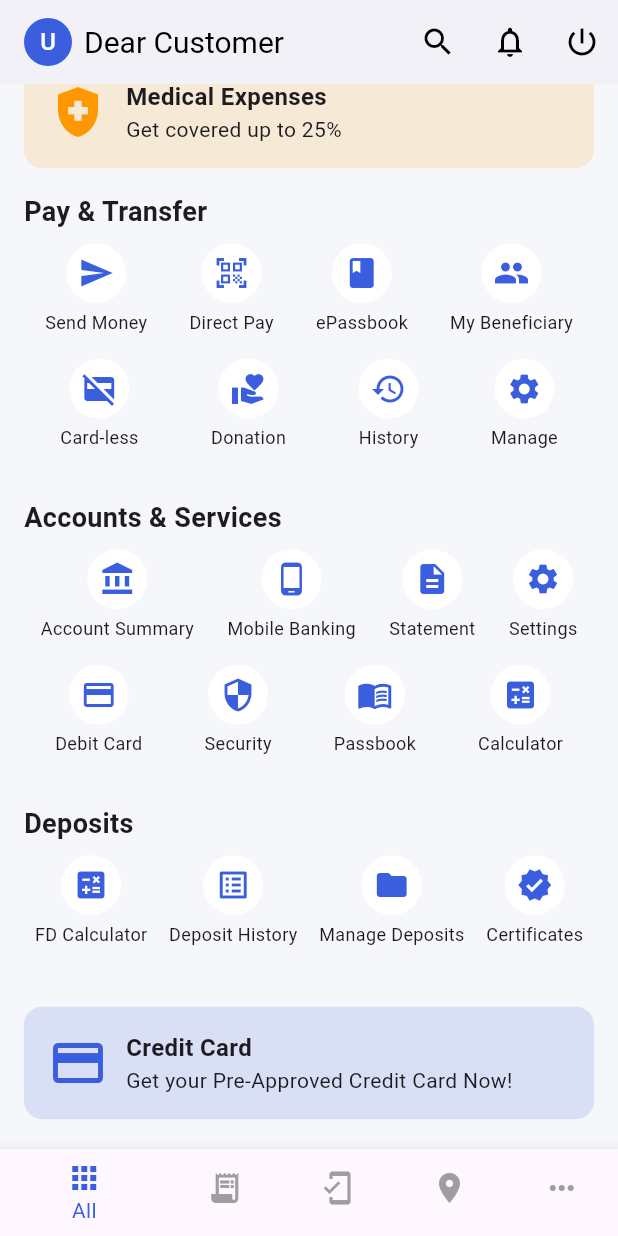
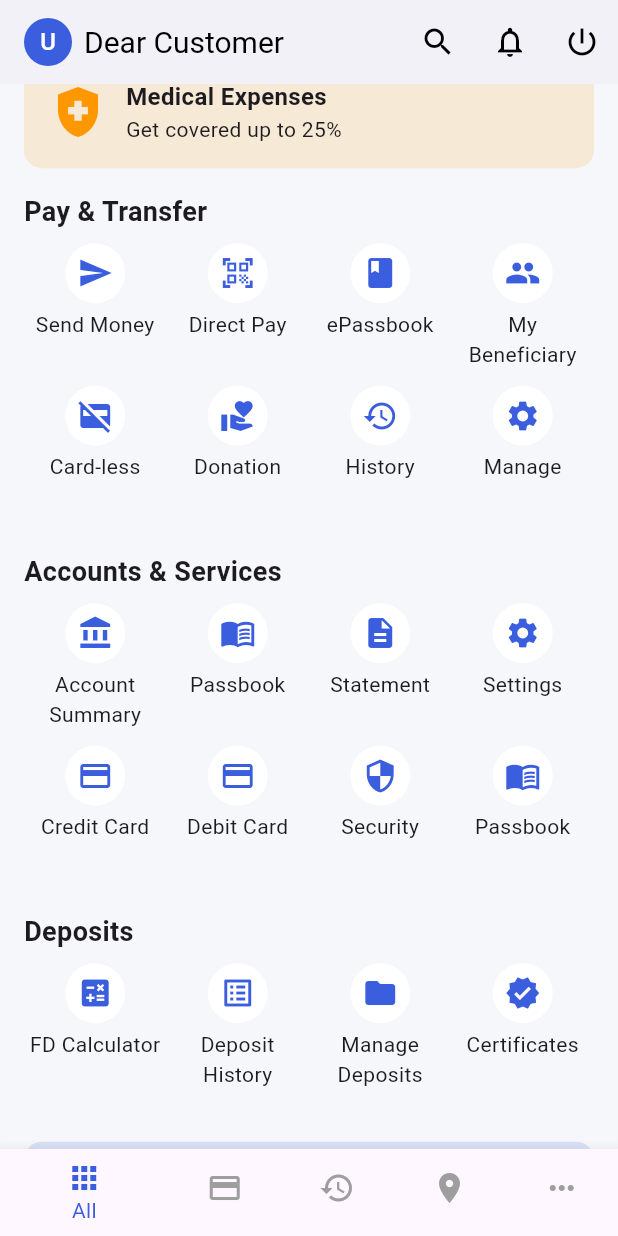
Before and after one commit to manya7s/canbank, a Flutter app: the HomePage screen opened directly, scrolled down 576 dp, on a phone screen of 412 x 824 dp. Run offline on Flutter 3.47's test engine with Material 3 defaults, Android fonts, the phone set to English and light mode, and no system bars.

Commit message:
Update home_page.dart

```diff
--- a/lib/screens/home_page.dart
+++ b/lib/screens/home_page.dart
@@ -2,6 +2,11 @@ import 'package:flutter/material.dart';
 import 'transfer_type_page.dart';
 import 'transaction_history_page.dart';
 import 'login_page.dart';
+import 'fixed_deposit_page.dart';
+import 'beneficiary_page.dart';
+import 'manage_fixed_deposit_page.dart';
+import 'card_page.dart';
+
 
 class HomePage extends StatelessWidget {
   final Color primaryBlue = Color(0xFF3B5EDF);
@@ -59,8 +64,10 @@ class HomePage extends StatelessWidget {
                 Navigator.push(context, MaterialPageRoute(builder: (_) => TransferTypePage()));
               }},
               {'label': 'Account Summary', 'icon': Icons.account_balance, 'action': () {}},
-              {'label': 'Pay Bills', 'icon': Icons.receipt, 'action': () {}},  // Fixed typo: receipt -> receipt
-              {'label': 'Fixed Deposit', 'icon': Icons.savings, 'action': () {}},
+              {'label': 'Pay Bills', 'icon': Icons.receipt, 'action': () {}},
+              {'label': 'Fixed Deposit', 'icon': Icons.savings, 'action': () {
+                Navigator.push(context, MaterialPageRoute(builder: (_) => FixedDepositPage()));
+              }},
               {'label': 'Cash', 'icon': Icons.attach_money, 'action': () {}},
               {'label': 'Recharge', 'icon': Icons.phone_android, 'action': () {}},
               {'label': 'Statements', 'icon': Icons.insert_drive_file, 'action': () {
@@ -72,38 +79,50 @@ class HomePage extends StatelessWidget {
             _promoBanner("Medical Expenses", "Get covered up to 25%", Icons.health_and_safety, Colors.orange),
             SizedBox(height: 16),
             _sectionTitle("Pay & Transfer"),
-            _iconRow([
-              {'label': 'Send Money', 'icon': Icons.send},
+            _iconGrid([
+              {'label': 'Send Money', 'icon': Icons.send, 'action': () {
+                Navigator.push(context, MaterialPageRoute(builder: (_) => TransferTypePage()));
+              }},
               {'label': 'Direct Pay', 'icon': Icons.qr_code_scanner},
               {'label': 'ePassbook', 'icon': Icons.book},
-              {'label': 'My Beneficiary', 'icon': Icons.group},
+              {'label': 'My Beneficiary', 'icon': Icons.group, 'action': () {
+                Navigator.push(context, MaterialPageRoute(builder: (_) => BeneficiaryPage()));
+              }},
             ]),
-            _iconRow([
+            _iconGrid([
               {'label': 'Card-less', 'icon': Icons.credit_card_off},
               {'label': 'Donation', 'icon': Icons.volunteer_activism},
-              {'label': 'History', 'icon': Icons.history},
+              {'label': 'History', 'icon': Icons.history, 'action': () {
+                Navigator.push(context, MaterialPageRoute(builder: (_) => TransactionHistoryPage()));
+              }},
               {'label': 'Manage', 'icon': Icons.settings},
             ]),
             SizedBox(height: 16),
             _sectionTitle("Accounts & Services"),
-            _iconRow([
+            _iconGrid([
               {'label': 'Account Summary', 'icon': Icons.account_balance},
-              {'label': 'Mobile Banking', 'icon': Icons.phone_android},
-              {'label': 'Statement', 'icon': Icons.description},
+              {'label': 'Passbook', 'icon': Icons.menu_book},
+              {'label': 'Statement', 'icon': Icons.description, 'action': () {
+                Navigator.push(context, MaterialPageRoute(builder: (_) => TransactionHistoryPage()));
+              }},
               {'label': 'Settings', 'icon': Icons.settings},
             ]),
-            _iconRow([
+            _iconGrid([
+              {'label': 'Credit Card', 'icon': Icons.credit_card, 'action': () {
+                Navigator.push(context, MaterialPageRoute(builder: (_) => CardsPage()));
+              }},
               {'label': 'Debit Card', 'icon': Icons.credit_card},
               {'label': 'Security', 'icon': Icons.security},
               {'label': 'Passbook', 'icon': Icons.menu_book},
-              {'label': 'Calculator', 'icon': Icons.calculate},
             ]),
             SizedBox(height: 16),
             _sectionTitle("Deposits"),
-            _iconRow([
+            _iconGrid([
               {'label': 'FD Calculator', 'icon': Icons.calculate},
               {'label': 'Deposit History', 'icon': Icons.list_alt},
-              {'label': 'Manage Deposits', 'icon': Icons.folder},
+              {'label': 'Manage Deposits', 'icon': Icons.folder, 'action': () {
+                Navigator.push(context, MaterialPageRoute(builder: (_) => ManageFixedDepositsPage()));
+              }},
               {'label': 'Certificates', 'icon': Icons.verified},
             ]),
             SizedBox(height: 24),
@@ -115,16 +134,36 @@ class HomePage extends StatelessWidget {
       bottomNavigationBar: BottomNavigationBar(
         selectedItemColor: primaryBlue,
         unselectedItemColor: Colors.grey,
+        onTap: (index) {
+          switch (index) {
+            case 0: // All (Home)
+            // Already on home page
+              break;
+            case 1: // Cards
+              Navigator.push(
+                context,
+                MaterialPageRoute(builder: (_) => CardsPage()),
+              );
+              break;
+            case 2: // Transaction History
+              Navigator.push(
+                context,
+                MaterialPageRoute(builder: (_) => TransactionHistoryPage()),
+              );
+              break;
+          }
+        },
         items: [
           BottomNavigationBarItem(icon: Icon(Icons.apps), label: 'All'),
-          BottomNavigationBarItem(icon: Icon(Icons.receipt_long), label: 'Bill Pay'),
-          BottomNavigationBarItem(icon: Icon(Icons.mobile_friendly), label: 'Canara Digital'),
+          BottomNavigationBarItem(icon: Icon(Icons.credit_card), label: 'Cards'),
+          BottomNavigationBarItem(icon: Icon(Icons.history), label: 'Transaction History'),
           BottomNavigationBarItem(icon: Icon(Icons.location_on), label: 'ATM'),
           BottomNavigationBarItem(icon: Icon(Icons.more_horiz), label: 'More'),
         ],
       ),
     );
   }
+
 
   Widget _sectionTitle(String title) => Padding(
     padding: const EdgeInsets.only(bottom: 8.0),
```
